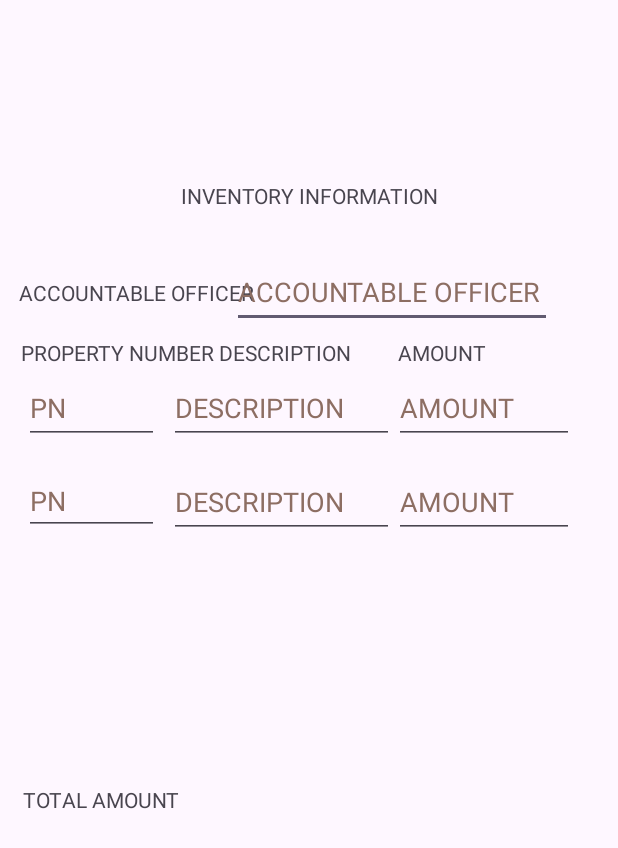
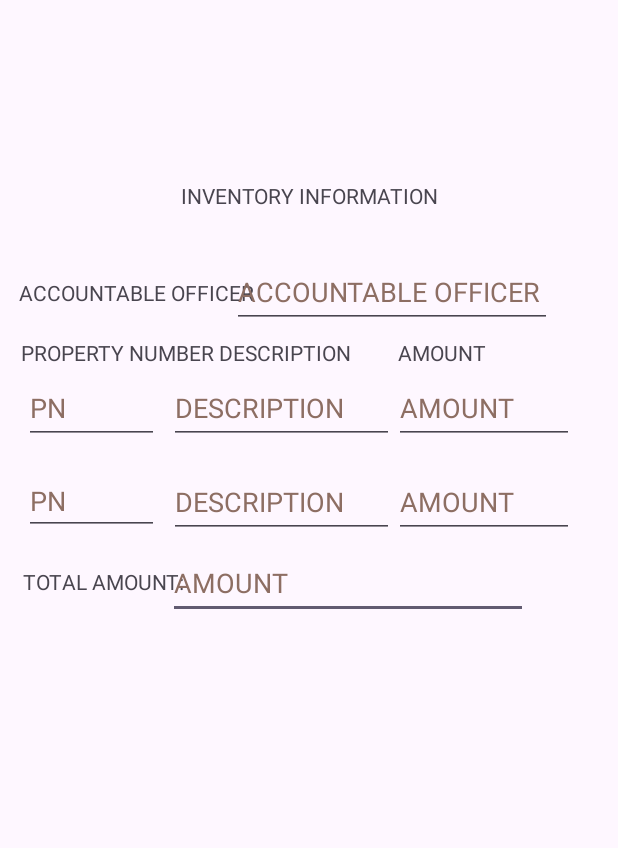
Before and after one commit to froilaaaaan1/Intro_To_Views_Aquino, an Android app: the screen it shows after launch (MainActivity), on a phone screen of 412 x 824 dp. Shown: the top 848 px of the screen. Run offline under Robolectric (Android 15) with nearby library versions, the phone set to English and light mode, and no system bars.

Commit message:
update point #3 added amount field

```diff
--- a/app/src/main/res/layout/activity_main.xml
+++ b/app/src/main/res/layout/activity_main.xml
@@ -69,8 +69,26 @@
         app:layout_constraintEnd_toEndOf="parent"
         app:layout_constraintStart_toStartOf="parent"
         app:layout_constraintTop_toTopOf="parent"
-        app:layout_constraintVertical_bias="0.65"
+        app:layout_constraintVertical_bias="0.47"
         app:layout_constraintHorizontal_bias="0.05" />
+
+    <EditText
+        android:id="@+id/totalAmountField"
+        android:layout_width="wrap_content"
+        android:layout_height="wrap_content"
+        android:autofillHints="Amount"
+        android:hint="@string/amount"
+        android:ems="10"
+        android:inputType="number"
+        android:minHeight="48dp"
+        android:width="240dp"
+        android:textColorHint="#8D6E63"
+        app:layout_constraintBottom_toBottomOf="parent"
+        app:layout_constraintEnd_toEndOf="parent"
+        app:layout_constraintHorizontal_bias="0.65"
+        app:layout_constraintStart_toStartOf="parent"
+        app:layout_constraintTop_toTopOf="parent"
+        app:layout_constraintVertical_bias="0.47" />
 
     <EditText
         android:id="@+id/accountableOfficerField"
--- a/app/src/main/res/values/strings.xml
+++ b/app/src/main/res/values/strings.xml
@@ -7,7 +7,7 @@
     <string name="ph_pn">PN</string>
     <string name="ph_description">Description</string>
     <string name="ph_amount">Amount</string>
-    <string name="total_amount">TOTAL AMOUNT</string>
+    <string name="total_amount">TOTAL AMOUNT:</string>
     <string name="pn">PN</string>
     <string name="inventory_information">INVENTORY INFORMATION</string>
 </resources>
```
